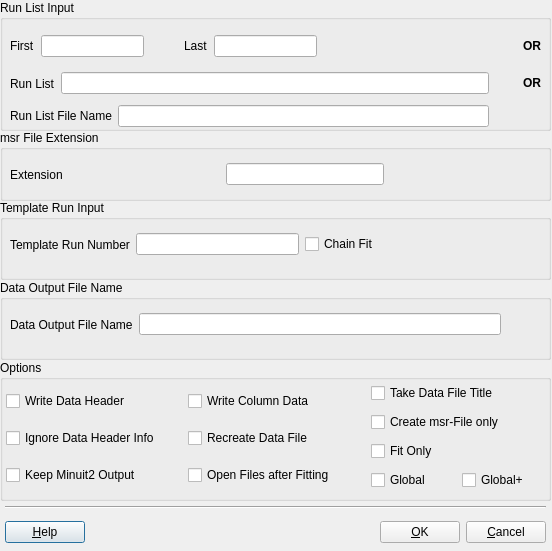
Old version of the form src/musredit_qt5/forms/PMsr2DataDialog.ui in the repository aPeter1/musrfit-fork.
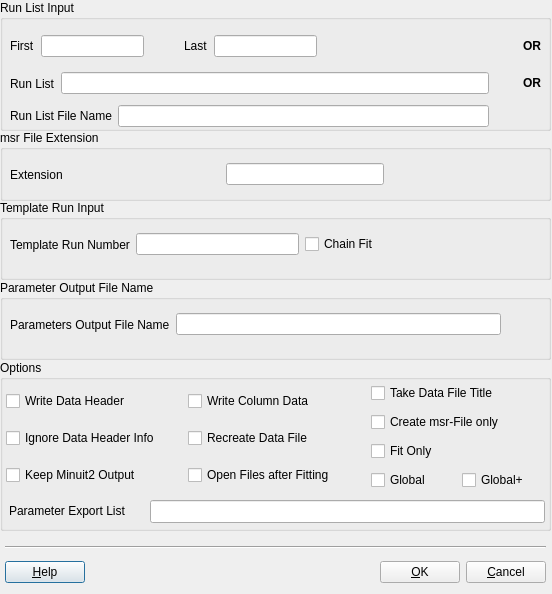
New version of the form. Icons and pictures are not drawn.

Commit message: updated licence info and added paramList to the GUI.

```diff
--- a/src/musredit_qt5/forms/PMsr2DataDialog.ui
+++ b/src/musredit_qt5/forms/PMsr2DataDialog.ui
@@ -10,7 +10,7 @@
     <x>0</x>
     <y>0</y>
     <width>552</width>
-    <height>551</height>
+    <height>594</height>
    </rect>
   </property>
   <property name="windowTitle">
@@ -319,7 +319,7 @@
     </rect>
    </property>
    <property name="title">
-    <string>Data Output File Name</string>
+    <string>Parameter Output File Name</string>
    </property>
    <widget class="QWidget" name="layoutWidget">
     <property name="geometry">
@@ -334,7 +334,7 @@
      <item>
       <widget class="QLabel" name="fDataOutputFileName_label">
        <property name="text">
-        <string>Data Output File Name</string>
+        <string>Parameters Output File Name</string>
        </property>
       </widget>
      </item>
@@ -366,7 +366,7 @@
      <x>0</x>
      <y>360</y>
      <width>551</width>
-     <height>141</height>
+     <height>171</height>
     </rect>
    </property>
    <property name="title">
@@ -477,12 +477,41 @@
      </item>
     </layout>
    </widget>
+   <widget class="QLabel" name="fParamList_label">
+    <property name="geometry">
+     <rect>
+      <x>9</x>
+      <y>143</y>
+      <width>141</width>
+      <height>16</height>
+     </rect>
+    </property>
+    <property name="whatsThis">
+     <string>&lt;html&gt;&lt;head/&gt;&lt;body&gt;&lt;p&gt;parameter numbers to be exported, e.g. 1-16, or 1 3-7, etc.&lt;/p&gt;&lt;/body&gt;&lt;/html&gt;</string>
+    </property>
+    <property name="text">
+     <string>Parameter Export List</string>
+    </property>
+   </widget>
+   <widget class="QLineEdit" name="fParamList_lineEdit">
+    <property name="geometry">
+     <rect>
+      <x>150</x>
+      <y>140</y>
+      <width>395</width>
+      <height>23</height>
+     </rect>
+    </property>
+    <property name="whatsThis">
+     <string>&lt;html&gt;&lt;head/&gt;&lt;body&gt;&lt;p&gt;parameter numbers to be exported, e.g. 1-16, or 1 3-7, etc.&lt;/p&gt;&lt;/body&gt;&lt;/html&gt;</string>
+    </property>
+   </widget>
   </widget>
   <widget class="QWidget" name="layoutWidget">
    <property name="geometry">
     <rect>
      <x>5</x>
-     <y>500</y>
+     <y>540</y>
      <width>541</width>
      <height>51</height>
     </rect>
```
Left out of the diff: 89 changed lines with no effect on the pictures. The commit also changes 98 other files.
